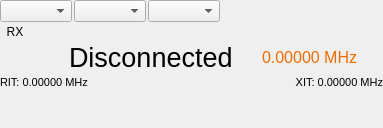
Before: the Qt Designer form ui/RigWidget.ui in aa5sh/QLog, drawn with Qt 5.
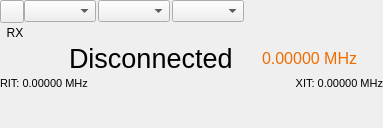
After: the same form once the commit is applied. Icons and pictures are not drawn. Custom widgets are drawn as their Qt base class.

Commit message: Main Menu - Removed Equipment; Added Power On-Off buttons to corresponding widgets

Diff of the .ui file:
```diff
--- a/ui/RigWidget.ui
+++ b/ui/RigWidget.ui
@@ -35,6 +35,33 @@
       <number>0</number>
      </property>
      <item>
+      <layout class="QHBoxLayout" name="horizontalLayout">
+       <property name="spacing">
+        <number>0</number>
+       </property>
+       <item>
+        <widget class="QToolButton" name="connectButton">
+         <property name="sizePolicy">
+          <sizepolicy hsizetype="Fixed" vsizetype="Preferred">
+           <horstretch>0</horstretch>
+           <verstretch>0</verstretch>
+          </sizepolicy>
+         </property>
+         <property name="maximumSize">
+          <size>
+           <width>24</width>
+           <height>100</height>
+          </size>
+         </property>
+         <property name="focusPolicy">
+          <enum>Qt::ClickFocus</enum>
+         </property>
+         <property name="toolButtonStyle">
+          <enum>Qt::ToolButtonIconOnly</enum>
+         </property>
+        </widget>
+       </item>
+       <item>
       <widget class="QComboBox" name="rigProfilCombo">
        <property name="sizePolicy">
         <sizepolicy hsizetype="Maximum" vsizetype="Fixed">
@@ -49,6 +76,8 @@
         <enum>QComboBox::AdjustToContents</enum>
        </property>
       </widget>
+       </item>
+      </layout>
      </item>
      <item>
       <widget class="QComboBox" name="bandComboBox">
```
Lines whose indentation alone changed are shown as unchanged. The commit also changes 13 other files.
